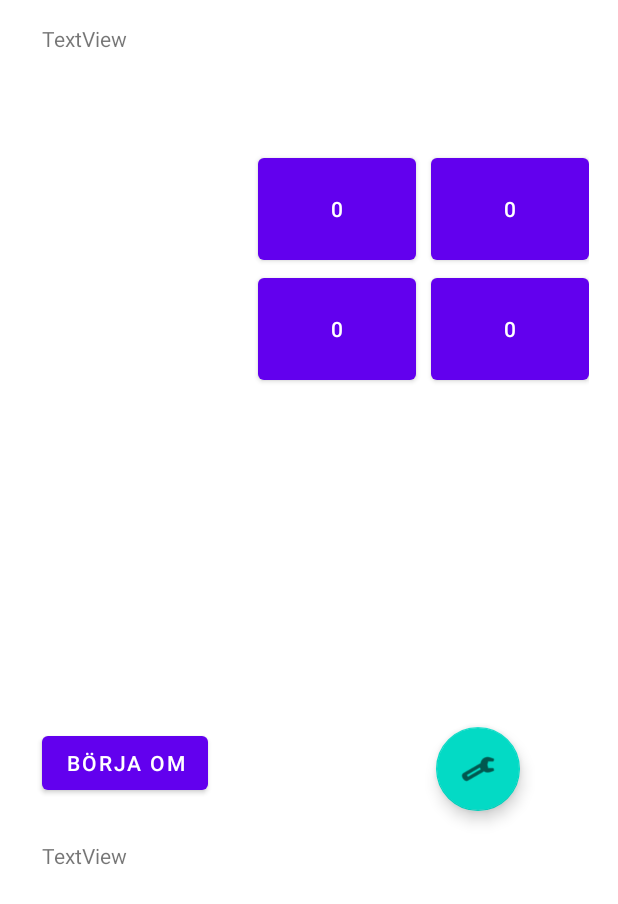
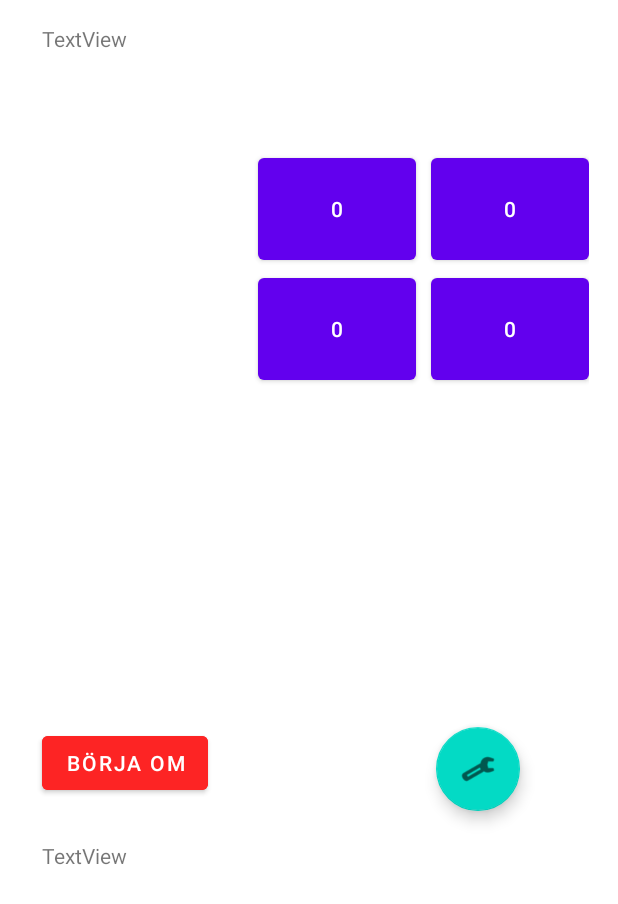
Before and after one commit to attelah/sos22-2-signifikans, an Android app: the layout activity_main.xml on its own in the app's theme, with its tools: preview values and no code run, on a phone screen of 412 x 824 dp. Shown: the top 904 px of the screen. Run offline under Robolectric (Android 15) with nearby library versions, the phone set to English and light mode, and no system bars.

Commit message:
INLÄMNING

```diff
--- a/app/src/main/res/layout/activity_main.xml
+++ b/app/src/main/res/layout/activity_main.xml
@@ -158,6 +158,7 @@
         android:layout_height="wrap_content"
         android:layout_marginStart="28dp"
         android:layout_marginTop="20dp"
+        android:backgroundTint="#FD2424"
         android:onClick="buttonClick"
         android:text="Börja om"
         app:layout_constraintStart_toStartOf="parent"
```
